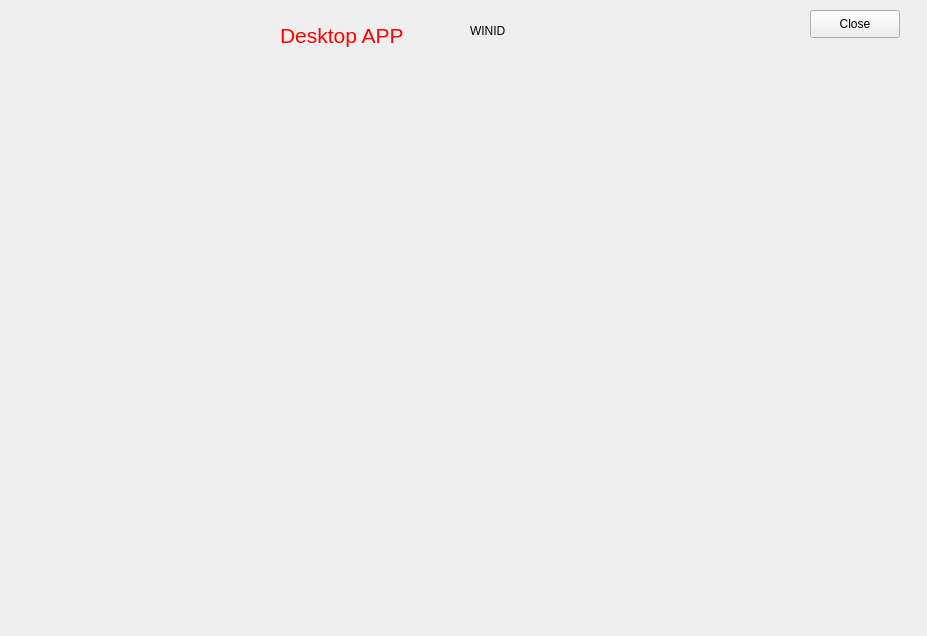
Old version of the form research/desktopapp/desktopapp.ui in the repository godvmxi/obwm.
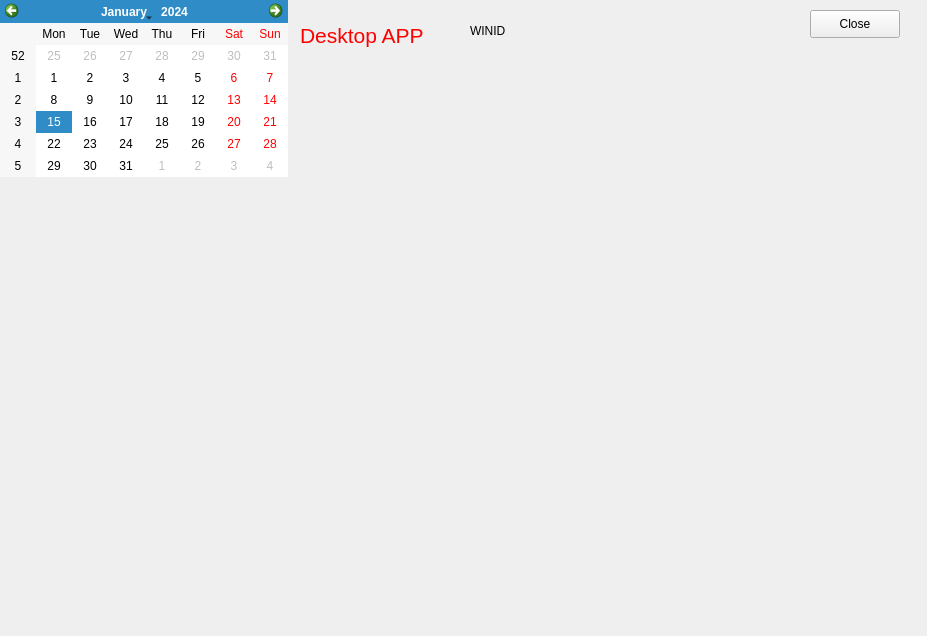
New version of the form.

The edit to the form file:
```diff
--- a/research/desktopapp/desktopapp.ui
+++ b/research/desktopapp/desktopapp.ui
@@ -17,7 +17,7 @@
    <widget class="QLabel" name="label">
     <property name="geometry">
      <rect>
-      <x>280</x>
+      <x>300</x>
       <y>10</y>
       <width>151</width>
       <height>51</height>
@@ -57,6 +57,19 @@
      <string>Close</string>
     </property>
    </widget>
+   <widget class="QCalendarWidget" name="calendarWidget">
+    <property name="geometry">
+     <rect>
+      <x>0</x>
+      <y>0</y>
+      <width>288</width>
+      <height>177</height>
+     </rect>
+    </property>
+    <property name="whatsThis">
+     <string>States</string>
+    </property>
+   </widget>
   </widget>
  </widget>
  <layoutdefault spacing="6" margin="11"/>
```
